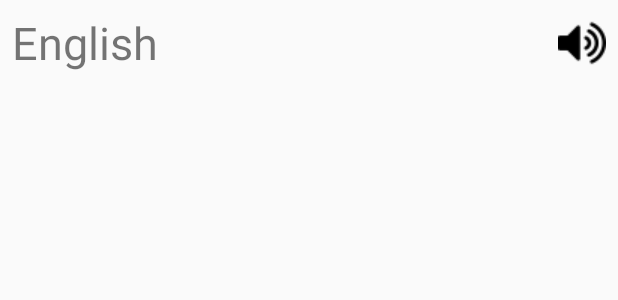
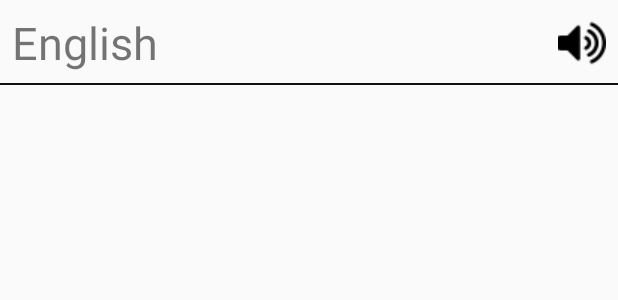
Before and after one commit to javadi92/DictionaryPlus, an Android app: the layout history_view_holder.xml on its own in the app's theme, with its tools: preview values and no code run, on a phone screen of 412 x 824 dp. Shown: the top 300 px of the screen. Run offline under Robolectric (Android 15) with nearby library versions, the phone set to English and light mode, and no system bars.

Commit message:
complete history page

```diff
--- a/app/src/main/java/com/javadi/dictionary/database/DBHelper.java
+++ b/app/src/main/java/com/javadi/dictionary/database/DBHelper.java
@@ -144,7 +144,7 @@ public class DBHelper extends SQLiteOpenHelper {
     public List<String> getHistoryList(){
         List<String> list=new ArrayList<>();
         SQLiteDatabase sqLiteDatabase=this.getWritableDatabase();
-        Cursor cursor=sqLiteDatabase.rawQuery("SELECT "+DBC.searchedWords.ENGLISH_WORD+" FROM "+DBC.searchedWords.TABLE_NAME,null);
+        Cursor cursor=sqLiteDatabase .rawQuery("SELECT "+DBC.searchedWords.ENGLISH_WORD+" FROM "+DBC.searchedWords.TABLE_NAME,null);
         if(cursor.moveToFirst()){
             do{
                 list.add(cursor.getString(cursor.getColumnIndex(DBC.searchedWords.ENGLISH_WORD)));
--- a/app/src/main/res/layout/history_view_holder.xml
+++ b/app/src/main/res/layout/history_view_holder.xml
@@ -30,10 +30,22 @@
         android:layout_marginTop="8dp"
         android:layout_marginEnd="8dp"
         android:layout_marginBottom="8dp"
+        android:background="?selectableItemBackgroundBorderless"
         app:layout_constraintBottom_toBottomOf="parent"
         app:layout_constraintEnd_toEndOf="parent"
         app:layout_constraintHorizontal_bias="1.0"
         app:layout_constraintStart_toStartOf="parent"
         app:layout_constraintTop_toTopOf="parent"
         app:srcCompat="@drawable/volume" />
+
+    <LinearLayout
+        android:layout_width="0dp"
+        android:layout_height="1dp"
+        android:background="@color/TextColor"
+        android:orientation="horizontal"
+        app:layout_constraintBottom_toBottomOf="parent"
+        app:layout_constraintEnd_toEndOf="parent"
+        app:layout_constraintStart_toStartOf="parent"
+        app:layout_constraintTop_toBottomOf="@+id/tv_english_history"
+        app:layout_constraintVertical_bias="1.0"></LinearLayout>
 </android.support.constraint.ConstraintLayout>
```
Also changed, not shown: app/src/main/java/com/javadi/dictionary/MainActivity.java (+10 -4 lines), app/src/main/java/com/javadi/dictionary/adapter/HistoryAdapter.java (+31 -1 lines).
